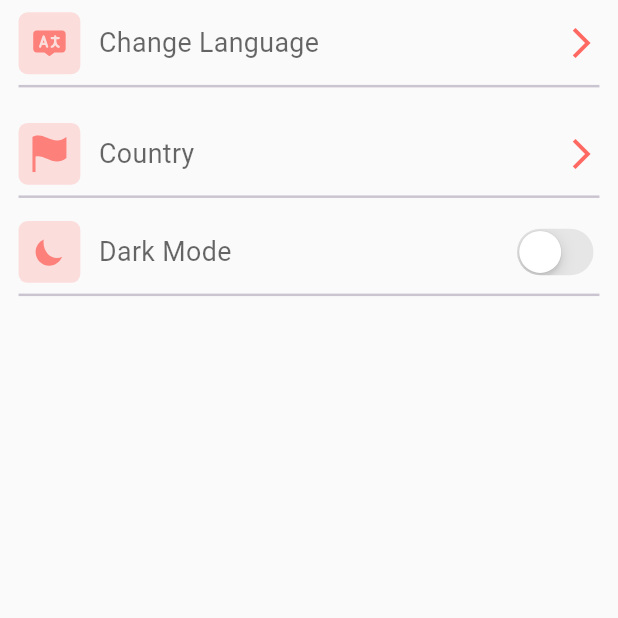
After one commit to Anas-Nabih/World-News, a Flutter app: the SettingsScreen screen opened directly, on a phone screen of 412 x 824 dp, the top half of it. The commit adds this screen. Run offline on Flutter 3.47's test engine with Material 2 defaults, Android fonts, the phone set to English and light mode, and no system bars; our stand-ins replace cached_network_image, flutter_spinkit, flutter_svg, fluttertoast, shimmer, sizer and 1 more; network calls fail.

Commit message:
create settings screen

```diff
--- a/lib/res/theme/dark_theme_style.dart
+++ b/lib/res/theme/dark_theme_style.dart
@@ -10,8 +10,8 @@ class DarkThemeStyle {
       /// Colors
       scaffoldBackgroundColor: MColors.kDarkScaffoldBG,
       iconTheme: const IconThemeData(color: MColors.kPrimaryColor),
-
       hintColor: MColors.kDarkHintColor,
+      dividerColor: Colors.white.withOpacity(0.3),
 
       /// Text Styles
       textTheme: TextTheme(
--- /dev/null
+++ b/lib/ui/settings/settings_screen.dart
@@ -0,0 +1,44 @@
+import 'package:flutter/cupertino.dart';
+import 'package:flutter/material.dart';
+import 'package:flutter_svg/flutter_svg.dart';
+import 'package:sizer/sizer.dart';
+import 'package:world_news/res/colors.dart';
+import 'package:world_news/widgets/custom_icon.dart';
+import 'package:world_news/widgets/setting_dark_mode_item.dart';
+import 'package:world_news/widgets/setting_more_item.dart';
+
+class SettingsScreen extends StatefulWidget {
+  const SettingsScreen({Key? key}) : super(key: key);
+
+  @override
+  State<SettingsScreen> createState() => _SettingsScreenState();
+}
+
+class _SettingsScreenState extends State<SettingsScreen> {
+  bool switchVal = false;
+  @override
+  Widget build(BuildContext context) {
+    return SafeArea(
+      child: Scaffold(
+        body: Padding(
+          padding: EdgeInsets.symmetric(horizontal: 3.w),
+          child: Column(
+            children: [
+              SettingMoreItem(
+                title: "Change Language",
+                svgPic: "assets/svg/language.svg",
+                onTapped: () {},
+              ),
+              SettingMoreItem(
+                title: "Country",
+                svgPic: "assets/svg/country.svg",
+                onTapped: () {},
+              ),
+              const SettingDarkModeItem()
+            ],
+          ),
+        ),
+      ),
+    );
+  }
+}
--- /dev/null
+++ b/lib/widgets/setting_dark_mode_item.dart
@@ -0,0 +1,51 @@
+import 'package:flutter/cupertino.dart';
+import 'package:flutter/material.dart';
+import 'package:flutter_svg/flutter_svg.dart';
+import 'package:provider/provider.dart';
+import 'package:world_news/res/colors.dart';
+import 'package:world_news/res/theme/app_provider.dart';
+import 'package:sizer/sizer.dart';
+
+class SettingDarkModeItem extends StatelessWidget {
+  const SettingDarkModeItem({Key? key}) : super(key: key);
+
+  @override
+  Widget build(BuildContext context) {
+    final appProvider = Provider.of<AppProvider>(context);
+    return Column(
+      children: [
+        Row(
+          children: [
+            Container(
+              height: 5.h,
+              width: 5.h,
+              padding: EdgeInsets.all(1.h),
+              decoration: BoxDecoration(
+                  color: MColors.kPrimaryColor.withOpacity(0.2),
+                  borderRadius: BorderRadius.circular(6)),
+              child: SvgPicture.asset(
+                "assets/svg/dark_mode.svg",
+                color: MColors.kPrimaryColor.withOpacity(0.8),
+              ),
+            ),
+            SizedBox(width: 3.w),
+            Text(
+              "Dark Mode",
+              style: TextStyle(fontSize: 13.sp),
+            ),
+            const Spacer(),
+            CupertinoSwitch(
+                activeColor: MColors.kPrimaryColor,
+                value: appProvider.darkTheme,
+                onChanged: (val) {
+                  appProvider.darkTheme = val;
+                })
+          ],
+        ),
+        Divider(
+          thickness: .2.h,
+        ),
+      ],
+    );
+  }
+}
--- /dev/null
+++ b/lib/widgets/setting_more_item.dart
@@ -0,0 +1,53 @@
+import 'package:flutter/material.dart';
+import 'package:flutter_svg/flutter_svg.dart';
+import 'package:sizer/sizer.dart';
+import 'package:world_news/res/colors.dart';
+
+class SettingMoreItem extends StatelessWidget {
+  const SettingMoreItem({required this.onTapped,required this.svgPic, required this.title, Key? key})
+      : super(key: key);
+
+  final String svgPic;
+  final String title;
+  final Function()? onTapped;
+
+  @override
+  Widget build(BuildContext context) {
+    return Padding(
+      padding: EdgeInsets.symmetric(vertical: 1.h),
+      child: GestureDetector(
+        onTap: onTapped,
+        child: Column(
+          children: [
+            Row(
+              children: [
+                Container(
+                  height: 5.h,
+                  width: 5.h,
+                  padding: EdgeInsets.all(1.h),
+                  decoration: BoxDecoration(
+                      color: MColors.kPrimaryColor.withOpacity(0.2),
+                      borderRadius: BorderRadius.circular(6)),
+                  child: SvgPicture.asset(
+                    svgPic,
+                    color: MColors.kPrimaryColor.withOpacity(0.8),
+                  ),
+                ),
+                SizedBox(width: 3.w),
+                Text(
+                  title,
+                  style: TextStyle(fontSize: 13.sp),
+                ),
+                const Spacer(),
+                const Icon(Icons.arrow_forward_ios)
+              ],
+            ),
+            Divider(
+              thickness: .2.h,
+            ),
+          ],
+        ),
+      ),
+    );
+  }
+}
```
Also changed, not shown: lib/ui/main_screen/main_provider.dart (+4 -6 lines), lib/ui/main_screen/main_screen.dart (+3 -57 lines), lib/widgets/bottom_navigation_bar.dart (added, +78 -0 lines), lib/widgets/search_screen_app_bar.dart (+5 -11 lines), assets/svg/bookmark_filled.svg (added), assets/svg/country.svg (added), assets/svg/dark_mode.svg (added), assets/svg/language.svg (added), assets/svg/settings.svg (added).
